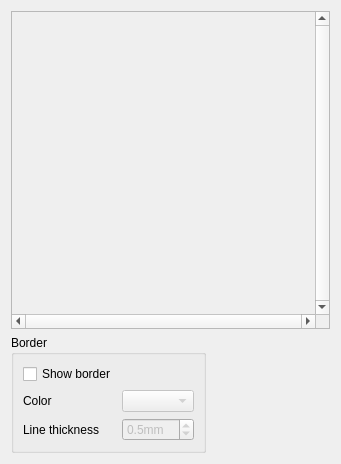
First picture: the form in ui/ImageElement.ui, repository KDE/kxstitch, before the edit.
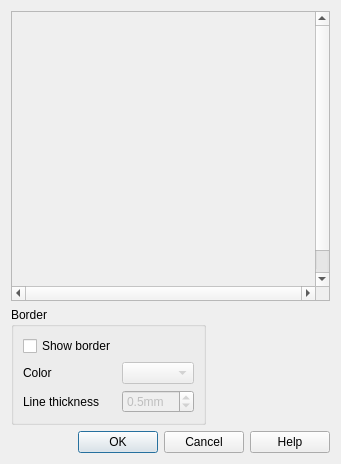
Second picture: the form after the edit. Custom widgets are drawn as their Qt base class.

Commit message: KDialog -> QDialog

```diff
--- a/ui/ImageElement.ui
+++ b/ui/ImageElement.ui
@@ -133,6 +133,13 @@
      </property>
     </spacer>
    </item>
+   <item row="2" column="0" colspan="2">
+    <widget class="QDialogButtonBox" name="DialogButtonBox">
+     <property name="standardButtons">
+      <set>QDialogButtonBox::Cancel|QDialogButtonBox::Help|QDialogButtonBox::Ok</set>
+     </property>
+    </widget>
+   </item>
   </layout>
  </widget>
  <customwidgets>
```
The commit also changes 2 other files.
